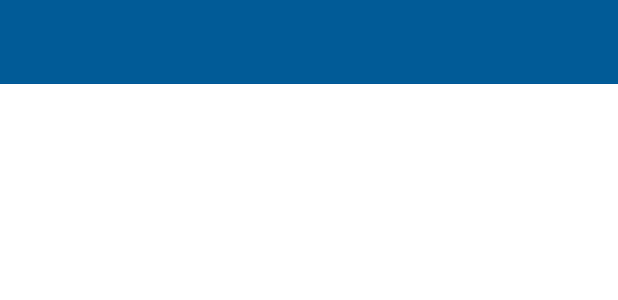
After one commit to seoyoon513/happy-place-app, an Android app: the layout activity_add_happy_place.xml on its own in the app's theme, with its tools: preview values and no code run, on a phone screen of 412 x 824 dp. The commit adds this screen. Shown: the top 300 px of the screen. Run offline under Robolectric (Android 15) with nearby library versions, the phone set to English and light mode, and no system bars.

Commit message:
ui: AddHappyPlaceActivity 추가
- CustomNocationbar 테마 적용 & 세로모드 유지, 라벨 추가
- toolbar 추가: CutomToolbar 테마 적용

```diff
--- /dev/null
+++ b/app/src/main/res/layout/activity_add_happy_place.xml
@@ -0,0 +1,19 @@
+<?xml version="1.0" encoding="utf-8"?>
+<androidx.constraintlayout.widget.ConstraintLayout xmlns:android="http://schemas.android.com/apk/res/android"
+    xmlns:app="http://schemas.android.com/apk/res-auto"
+    xmlns:tools="http://schemas.android.com/tools"
+    android:layout_width="match_parent"
+    android:layout_height="match_parent"
+    tools:context=".AddHappyPlaceActivity">
+
+    <androidx.appcompat.widget.Toolbar
+        android:id="@+id/tbr_add_place"
+        android:layout_width="match_parent"
+        android:layout_height="?attr/actionBarSize"
+        android:background="@color/blue"
+        android:theme="@style/CustomToolbarStyle"
+        app:layout_constraintEnd_toEndOf="parent"
+        app:layout_constraintStart_toStartOf="parent"
+        app:layout_constraintTop_toTopOf="parent" />
+
+</androidx.constraintlayout.widget.ConstraintLayout>
--- a/app/src/main/res/values/themes.xml
+++ b/app/src/main/res/values/themes.xml
@@ -14,7 +14,7 @@
         <!-- Customize your theme here. -->
     </style>
 
-    <style name="CustomActionBarTheme" parent="@style/Theme.AppCompat.Light.NoActionBar">
+    <style name="CustomNoActionBarTheme" parent="@style/Theme.AppCompat.Light.NoActionBar">
         <item name="android:statusBarColor">@color/deep_dark_blue</item>
     </style>
 
```
Also changed, not shown: app/src/main/AndroidManifest.xml (+10 -0 lines), app/src/main/java/com/syoon/toy/happyplaceapp/AddHappyPlaceActivity.java (added, +14 -0 lines).
